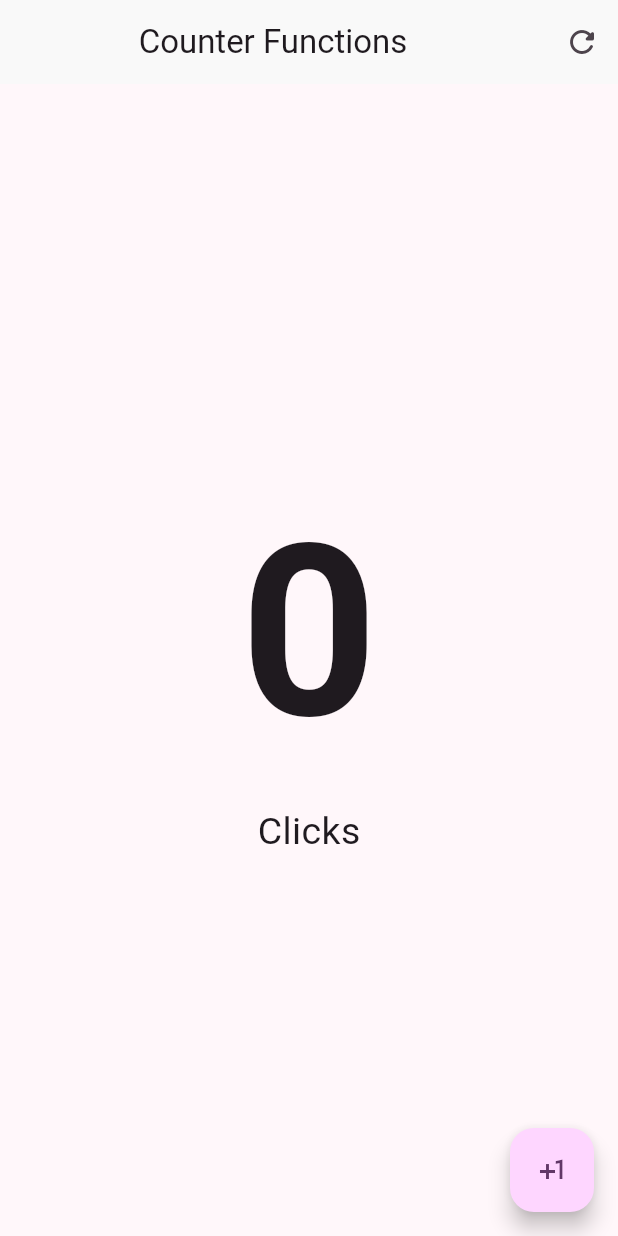
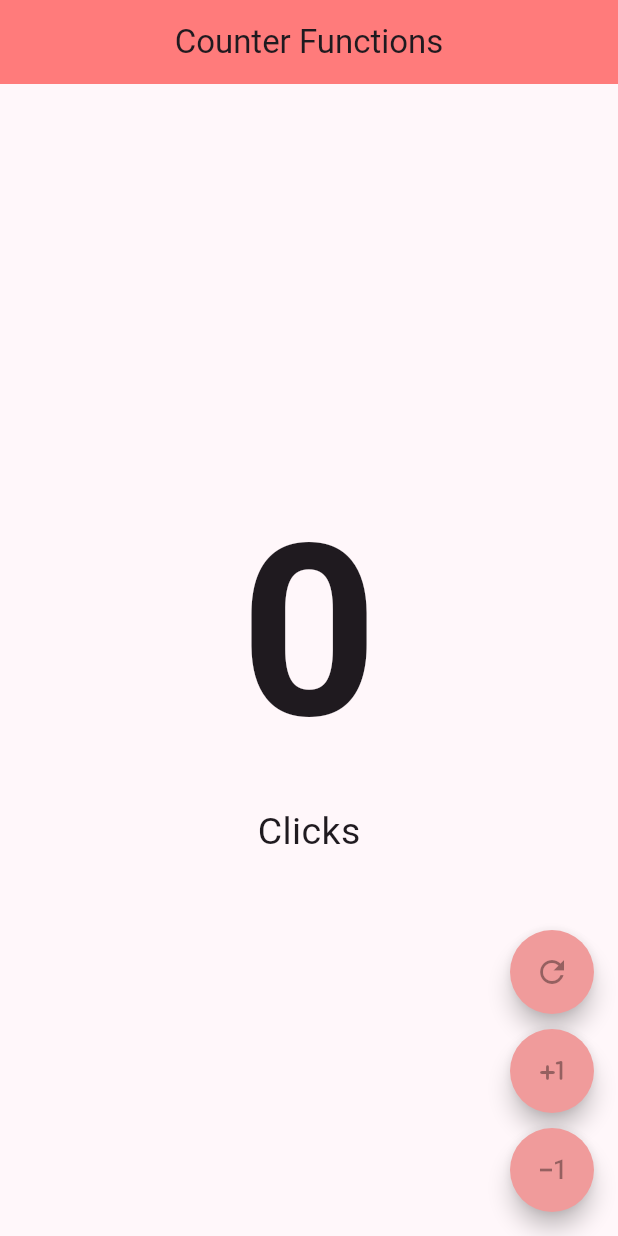
Before and after one commit to J3nn10Cs/helloWorld, a Flutter app: the screen it shows after launch, on a phone screen of 412 x 824 dp. Run offline on Flutter 3.47's test engine with Material 3 defaults, Android fonts, the phone set to English and light mode, and no system bars.

Commit message:
finished counter

```diff
--- a/lib/presentation/screens/counter/counter_functions_screen.dart
+++ b/lib/presentation/screens/counter/counter_functions_screen.dart
@@ -1,9 +1,6 @@
 import 'package:flutter/material.dart';
 
 class CounterFunctionsScreen extends StatefulWidget {
-
-
-
   const CounterFunctionsScreen({super.key});
 
   @override
@@ -22,46 +19,95 @@ class _CounterFunctionsScreenState extends State<CounterFunctionsScreen> {
           title: const Center(child: Text('Counter Functions')),
           // leading izquierda/principal
           //Lista de widgets a las derecha
-          actions: [
-            IconButton(
-            icon: const Icon(Icons.refresh_rounded),
-            onPressed: () {
-              setState(() {
-                clickCounter=0;
-              });
-             },),
-          ],
-          backgroundColor: const Color.fromARGB(255, 249, 249, 249),
+          // actions: [
+          //   IconButton(
+          //   icon: const Icon(Icons.refresh_rounded),
+          //   onPressed: () {
+          //     setState(() {
+          //       clickCounter=0;
+          //     });
+          //    },),
+          // ],
+          backgroundColor: const Color.fromARGB(255, 255, 123, 123),
         ),
         body: Center(
+
           child: Column(
             //centrar
             mainAxisAlignment: MainAxisAlignment.center,
             children: [
               Text('$clickCounter',
-               style: const TextStyle( fontSize: 160, fontWeight: FontWeight.bold  )
+               style: const TextStyle( fontSize: 160, fontWeight: FontWeight.bold )
                ),
+
                Text('Click${clickCounter == 1 ? '' : 's'}',
                style: const TextStyle(fontSize: 25))
             ],
           ),
         ),
-        floatingActionButton: FloatingActionButton(
-          onPressed:(){
-            //para que renderize la pantalla
-            setState(() {
-              clickCounter ++;
-              // if(clickCounter == 1){
-              //   clickName = 'Click';
-              // }else {
-              //   clickName = 'Clickcs';
-              // }
-            });
-            // clickCounter = clickCounter +1;
-          },
-          child: const Icon(Icons.plus_one) ,
 
-        ),
+        //botones
+        floatingActionButton: Column(
+          mainAxisAlignment: MainAxisAlignment.end,
+          children: [
+            CustomButton(
+              icon: Icons.refresh_outlined,
+              onPressed: (){
+                //mostrar en pantalla
+                setState(() {
+                  clickCounter = 0;
+                });
+              },
+              ),
+            const SizedBox(height: 10),
+
+            CustomButton(
+              icon: Icons.plus_one_rounded,
+              onPressed: (){
+                setState(() {
+                  clickCounter++;
+                });
+              },
+              ),
+
+            const SizedBox(height: 10),
+
+            CustomButton(
+              icon: Icons.exposure_minus_1_outlined,
+              onPressed: () {
+                setState(() {
+                  if(clickCounter == 0) return;
+                  clickCounter--;
+                });
+              },
+              ),
+          ],
+        )
       );
   }
 }
+
+class CustomButton extends StatelessWidget {
+
+  final IconData icon;
+  final  VoidCallback? onPressed;
+  const CustomButton({
+    super.key,
+    required this.icon, this.onPressed,
+  });
+
+  @override
+  Widget build(BuildContext context) {
+    return FloatingActionButton(
+      //boton circular
+      shape: const StadiumBorder(),
+      backgroundColor:const Color.fromARGB(255, 240, 155, 155),
+      elevation: 6,
+      foregroundColor: Colors.black38,
+      enableFeedback: true,
+      onPressed:onPressed,
+      child: Icon(icon),
+
+    );
+  }
+}
--- a/lib/presentation/screens/counter/counter_screen.dart
+++ b/lib/presentation/screens/counter/counter_screen.dart
@@ -45,6 +45,7 @@ class _CounterScreenState extends State<CounterScreen> {
               // }else {
               //   clickName = 'Clickcs';
               // }
+
             });
             // clickCounter = clickCounter +1;
           },
```
